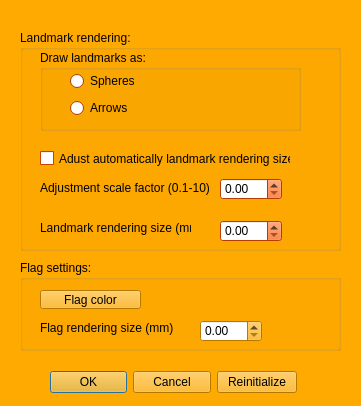
Before: the Qt Designer form Qt/mqLandmarkDialog.ui in morphomuseum/ISE-MeshTools, drawn with Qt 5.
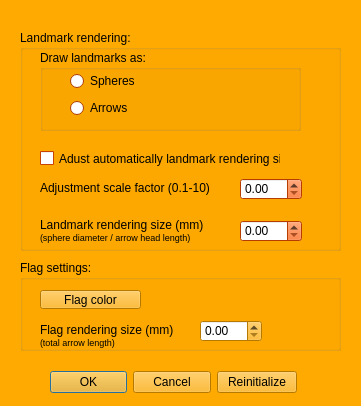
After: the same form once the commit is applied. Custom widgets are drawn as their Qt base class.

Commit message: Landmark flag size issues + Load Ori completed

The edit to the form file:
```diff
--- a/Qt/mqLandmarkDialog.ui
+++ b/Qt/mqLandmarkDialog.ui
@@ -928,7 +928,7 @@
      <rect>
       <x>20</x>
       <y>120</y>
-      <width>251</width>
+      <width>241</width>
       <height>17</height>
      </rect>
     </property>
@@ -940,19 +940,19 @@
     <property name="geometry">
      <rect>
       <x>20</x>
-      <y>190</y>
-      <width>151</width>
-      <height>16</height>
+      <y>180</y>
+      <width>181</width>
+      <height>41</height>
      </rect>
     </property>
     <property name="text">
-     <string>Landmark rendering size (mm)</string>
+     <string>&lt;html&gt;&lt;head/&gt;&lt;body&gt;&lt;p&gt;Landmark rendering size (mm)&lt;br/&gt;&lt;span style=&quot; font-size:7pt;&quot;&gt;(sphere diameter / arrow head length)&lt;/span&gt;&lt;/p&gt;&lt;/body&gt;&lt;/html&gt;</string>
     </property>
    </widget>
    <widget class="QDoubleSpinBox" name="LandmarkRenderingSizeValue">
     <property name="geometry">
      <rect>
-      <x>200</x>
+      <x>220</x>
       <y>190</y>
       <width>62</width>
       <height>22</height>
@@ -962,7 +962,7 @@
    <widget class="QDoubleSpinBox" name="AdjustScaleFactor">
     <property name="geometry">
      <rect>
-      <x>200</x>
+      <x>220</x>
       <y>148</y>
       <width>62</width>
       <height>22</height>
@@ -1429,11 +1429,11 @@
       <x>20</x>
       <y>60</y>
       <width>151</width>
-      <height>16</height>
+      <height>31</height>
      </rect>
     </property>
     <property name="text">
-     <string>Flag rendering size (mm)</string>
+     <string>&lt;html&gt;&lt;head/&gt;&lt;body&gt;&lt;p&gt;Flag rendering size (mm)&lt;br/&gt;&lt;span style=&quot; font-size:7pt;&quot;&gt;(total arrow length)&lt;/span&gt;&lt;/p&gt;&lt;/body&gt;&lt;/html&gt;</string>
     </property>
    </widget>
    <widget class="QDoubleSpinBox" name="FlagRenderingSizeValue">
```
The commit also changes 7 other files.
